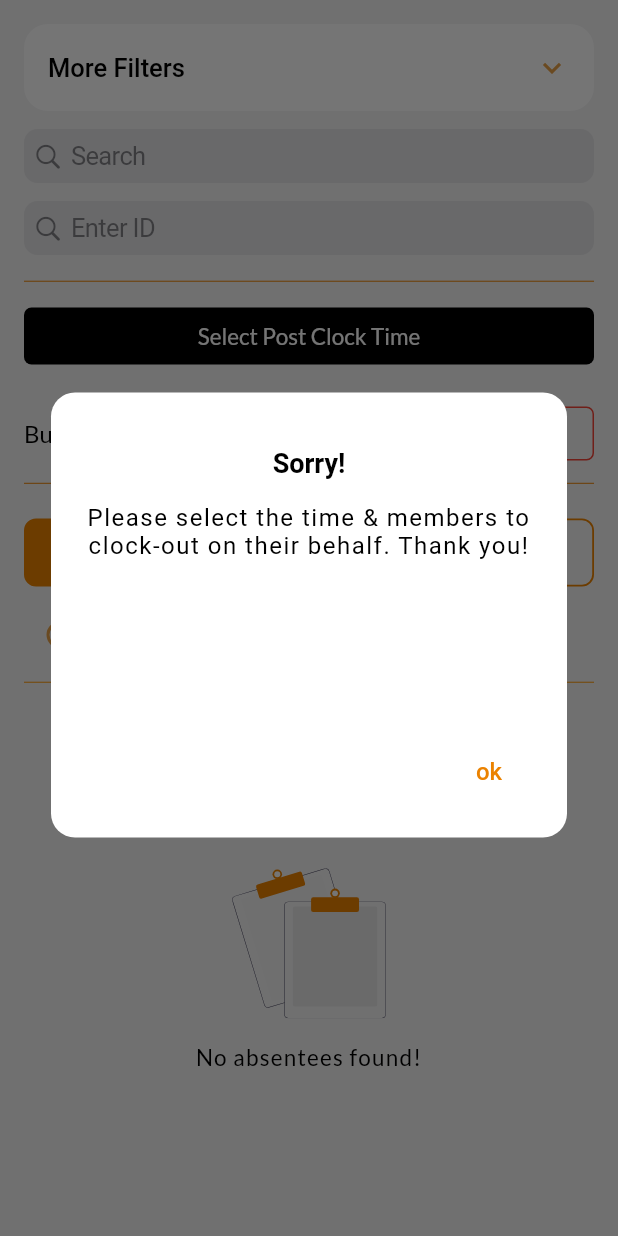
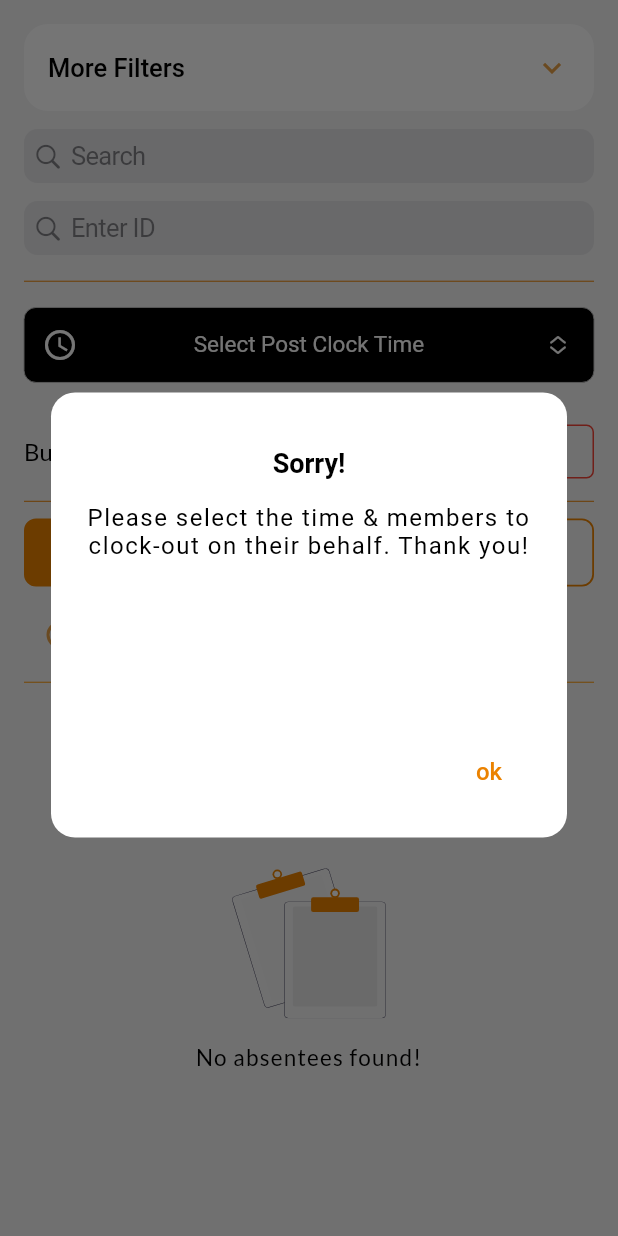
Before and after one commit to Samjay1/akwaabaV1, a Flutter app: the PostClockingPage screen opened directly, after a tap on "In", after a tap on "Out", on a phone screen of 412 x 824 dp. Run offline on Flutter 3.47's test engine with Material 2 defaults, Android fonts, the phone set to English and light mode, and no system bars; drawn by our look-alikes of date_time_picker; our stand-ins replace cached_network_image, device_info_plus, equatable, file_picker, flutter_datetime_picker, flutter_svg and 8 more; missing offline and left inert: open_mail_app; accounts and stored records are empty; network calls fail.

Commit message:
Date time picker updated

```diff
--- a/lib/Networks/api_responses/clocked_member_response.dart
+++ b/lib/Networks/api_responses/clocked_member_response.dart
@@ -1,9 +1,8 @@
 import 'package:akwaaba/models/admin/clocked_member.dart';
 import 'package:akwaaba/models/attendance/attendance.dart';
-import 'package:equatable/equatable.dart';
 
 class ClockedMembersResponse {
-  int? count;
+  dynamic count;
   String? next;
   String? previous;
   List<Attendee>? results;
--- a/lib/Networks/clocking_api.dart
+++ b/lib/Networks/clocking_api.dart
@@ -71,7 +71,8 @@ class ClockingAPI {
   }) async {
     ClockedMembersResponse membersResponse;
     var url = Uri.parse(
-        '${getBaseUrl()}/attendance/meeting-event/attendance/attendees?page=$page&meetingEventId=${meetingEventModel.id}&filter_date=$filterDate&filter_branch=$branchId&filter_member_category=$memberCategoryId&filter_group=$groupId&filter_subgroup=$subGroupId&filter_gender=$genderId&filter_from_age=$fromAge&filter_to_age=$toAge');
+      '${getBaseUrl()}/attendance/meeting-event/attendance/attendees?page=$page&meetingEventId=${meetingEventModel.id}&filter_date=$filterDate&filter_branch=$branchId&filter_member_category=$memberCategoryId&filter_group=$groupId&filter_subgroup=$subGroupId&filter_gender=$genderId&filter_from_age=$fromAge&filter_to_age=$toAge',
+    );
     try {
       debugPrint("URL: ${url.toString()}");
       debugPrint("Meeting ID: ${meetingEventModel.id}");
--- /dev/null
+++ b/lib/components/custom_time_picker.dart
@@ -0,0 +1,80 @@
+import 'package:akwaaba/utils/app_theme.dart';
+import 'package:date_time_picker/date_time_picker.dart';
+import 'package:flutter/cupertino.dart';
+import 'package:flutter/material.dart';
+
+class CustomTimePicker extends StatelessWidget {
+  final String? hintText;
+  final Color? fillColor;
+  final Color? textColor;
+
+  final Function(String?)? onSaved;
+  final Function(String)? onChanged;
+  final DateTime? firstDate;
+  final DateTime? lastDate;
+  const CustomTimePicker({
+    super.key,
+    required this.onSaved,
+    required this.onChanged,
+    this.firstDate,
+    this.lastDate,
+    this.hintText = 'Select Time',
+    this.fillColor = whiteColor,
+    this.textColor = textColorPrimary,
+  });
+
+  @override
+  Widget build(BuildContext context) {
+    return DateTimePicker(
+      initialValue: '',
+      type: DateTimePickerType.time,
+      dateMask: 'hh:mm a',
+      firstDate: firstDate ?? DateTime(1970),
+      lastDate: lastDate ?? DateTime.now(),
+      use24HourFormat: false,
+      locale: const Locale('en', 'US'),
+      style: TextStyle(
+        color: textColor,
+        fontSize: 15,
+        fontWeight: FontWeight.w400,
+      ),
+      textAlign: TextAlign.center,
+      decoration: InputDecoration(
+        contentPadding: const EdgeInsets.symmetric(horizontal: 8, vertical: 16),
+        //border: InputBorder(borderSide:  BorderSide(width: 0.0, color: Colors.grey.shade400),)
+        border: OutlineInputBorder(
+          borderRadius: const BorderRadius.all(Radius.circular(8.0)),
+          borderSide: BorderSide(width: 0.0, color: Colors.grey.shade400),
+        ),
+        enabledBorder: OutlineInputBorder(
+          borderRadius: const BorderRadius.all(Radius.circular(8.0)),
+          borderSide: BorderSide(width: 0.0, color: Colors.grey.shade400),
+        ),
+        focusedBorder: OutlineInputBorder(
+          borderRadius: const BorderRadius.all(Radius.circular(8.0)),
+          borderSide: BorderSide(width: 0.0, color: Colors.grey.shade400),
+        ),
+        prefixIcon: Icon(
+          Icons.access_time,
+          color: textColor,
+          size: 24,
+        ),
+        suffixIcon: Icon(
+          CupertinoIcons.chevron_up_chevron_down,
+          color: textColor,
+          size: 16,
+        ),
+        fillColor: fillColor,
+        filled: true,
+        hintText: hintText,
+        hintStyle: TextStyle(
+          color: textColor,
+          fontSize: 15,
+          fontWeight: FontWeight.w400,
+        ),
+      ),
+      onChanged: onChanged,
+      onSaved: onSaved,
+    );
+  }
+}
--- a/lib/versionOne/attendance_history_item_preview_page.dart
+++ b/lib/versionOne/attendance_history_item_preview_page.dart
@@ -1,6 +1,7 @@
 import 'package:akwaaba/Networks/api_responses/attendance_history_response.dart';
 import 'package:akwaaba/components/custom_cached_image_widget.dart';
 import 'package:akwaaba/components/tag_widget.dart';
+import 'package:akwaaba/components/tag_widget_solid.dart';
 import 'package:akwaaba/providers/attendance_history_provider.dart';
 import 'package:akwaaba/utils/date_utils.dart';
 import 'package:akwaaba/utils/size_helper.dart';
@@ -149,7 +150,7 @@ class _AttendanceHistoryItemPreviewPageState
           ),
           Text(
             "Under time:   $undertime hrs",
-            style: TextStyle(
+            style: const TextStyle(
               fontSize: 15,
               color: textColorLight,
             ),
@@ -169,7 +170,7 @@ class _AttendanceHistoryItemPreviewPageState
           ),
           Align(
             alignment: Alignment.center,
-            child: TagWidget(
+            child: TagWidgetSolid(
               text: widget.attendanceHistory!.status!.name!,
               color: widget.attendanceHistory!.status!.name == 'Active'
                   ? Colors.green
--- a/lib/versionOne/post_clocking_page.dart
+++ b/lib/versionOne/post_clocking_page.dart
@@ -1,7 +1,9 @@
 import 'package:akwaaba/Networks/api_responses/clocked_member_response.dart';
+import 'package:akwaaba/components/custom_date_picker.dart';
 import 'package:akwaaba/components/custom_elevated_button.dart';
 import 'package:akwaaba/components/custom_outlined_button.dart';
 import 'package:akwaaba/components/custom_progress_indicator.dart';
+import 'package:akwaaba/components/custom_time_picker.dart';
 import 'package:akwaaba/components/empty_state_widget.dart';
 import 'package:akwaaba/components/event_shimmer_item.dart';
 import 'package:akwaaba/components/form_button.dart';
@@ -182,46 +184,30 @@ class _PostClockingPageState extends State<PostClockingPage> {
                             Row(
                               mainAxisAlignment: MainAxisAlignment.spaceAround,
                               children: [
-                                //POST CLOCK TIME BUTTON
                                 Expanded(
-                                  child: InkWell(
-                                      onTap: () {
-                                        displayTimeSelector(
-                                          initialDate: DateTime.now(),
-                                          context: context,
-                                        ).then((value) {
-                                          if (value != null) {
+                                  child: CustomTimePicker(
+                                    hintText: 'Select Post Clock Time',
+                                    fillColor: blackColor,
+                                    textColor: whiteColor,
+                                    firstDate: DateTime(1970),
+                                    lastDate: DateTime.now(),
+                                    onChanged: (dateString) {
                                       setState(() {
-                                              postClockingProvider
-                                                  .postClockTime = value;
+                                        postClockingProvider.postClockTime =
+                                            dateString;
+                                      });
                                       debugPrint(
-                                                "Selected PostClock Time: ${postClockingProvider.postClockTime!.toIso8601String().substring(11, 19)}",
+                                        "Selected PostClock Time: $dateString",
                                       );
-                                            });
-                                          }
+                                    },
+                                    onSaved: (dateString) {
+                                      setState(() {
+                                        postClockingProvider.postClockTime =
+                                            dateString!;
                                       });
                                     },
-                                      child: Container(
-                                        padding: const EdgeInsets.symmetric(
-                                            vertical: 10, horizontal: 10),
-                                        decoration: BoxDecoration(
-                                            color: blackColor,
-                                            borderRadius:
-                                                BorderRadius.circular(5)),
-                                        child: Text(
-                                          postClockingProvider.postClockTime ==
-                                                  null
-                                              ? 'Select Post Clock Time'
-                                              : DateFormat.jm().format(
-                                                  postClockingProvider
-                                                      .postClockTime!),
-                                          textAlign: TextAlign.center,
-                                          style: const TextStyle(
-                                              color: Colors.white,
-                                              fontSize: 15),
                                   ),
-                                      )),
-                                )
+                                ),
                               ],
                             ),
                             //// CustomElevatedButton(label: "Filter", function: (){}),\
@@ -962,32 +948,26 @@ class _PostClockingPageState extends State<PostClockingPage> {
           ),
           LabelWidgetContainer(
             label: "Date",
-            child: FormButton(
-              label: postClockingProvider.selectedDate == null
-                  ? 'Select Date'
-                  : postClockingProvider.selectedDate!
-                      .toIso8601String()
-                      .substring(0, 10),
-              function: () {
-                displayDateSelector(
-                  initialDate: DateTime.now(),
-                  maxDate: DateTime.now(),
-                  context: context,
-                ).then((value) {
-                  if (value != null) {
+            child: CustomDatePicker(
+              hintText: 'Select Date',
+              firstDate: DateTime(1970),
+              lastDate: DateTime.now(),
+              onChanged: (dateString) {
                 setState(() {
-                      postClockingProvider.selectedDate = value;
-                      debugPrint(
-                          "Selected DateTime: ${postClockingProvider.selectedDate!.toIso8601String().substring(0, 10)}");
+                  postClockingProvider.selectedDate =
+                      DateTime.parse(dateString);
                 });
-                    // if admin is main branch admin
-                    // if (context.read<ClientProvider>().branch.id == 1) {
-                    //   postClockingProvider.getBranches();
-                    // }
-                  }
+              },
+              onSaved: (dateString) {
+                setState(() {
+                  postClockingProvider.selectedDate =
+                      DateTime.parse(dateString!);
                 });
               },
             ),
+          ),
+          SizedBox(
+            height: displayHeight(context) * 0.02,
           ),
           Consumer<ClientProvider>(
             builder: (context, data, child) {
--- a/pubspec.yaml
+++ b/pubspec.yaml
@@ -32,6 +32,7 @@ dependencies:
   flutter_launcher_icons: ^0.11.0
   open_mail_app: ^0.4.5
   getwidget: ^3.0.1
+  date_time_picker: ^2.1.0
 
 dev_dependencies:
   flutter_test:
```
Also changed, not shown: lib/components/attendance_history_item_widget.dart (+7 -4 lines), lib/components/custom_date_picker.dart (added, +70 -0 lines), lib/components/tag_widget_solid.dart (added, +27 -0 lines), lib/providers/attendance_history_provider.dart (+10 -17 lines), lib/providers/attendance_provider.dart (+10 -9 lines), lib/providers/clocking_provider.dart (+6 -6 lines), lib/providers/post_clocking_provider.dart (+14 -12 lines), lib/utils/app_theme.dart (+18 -2 lines), lib/utils/widget_utils.dart (+6 -3 lines), lib/versionOne/all_events_page.dart (+16 -20 lines), lib/versionOne/attendance_history_page.dart (+29 -35 lines), lib/versionOne/attendance_report_page.dart (+17 -25 lines), lib/versionOne/filter_page.dart (+32 -43 lines), lib/versionOne/home_page.dart (+17 -0 lines), 1 more files. Lines whose indentation alone changed are shown as unchanged.
